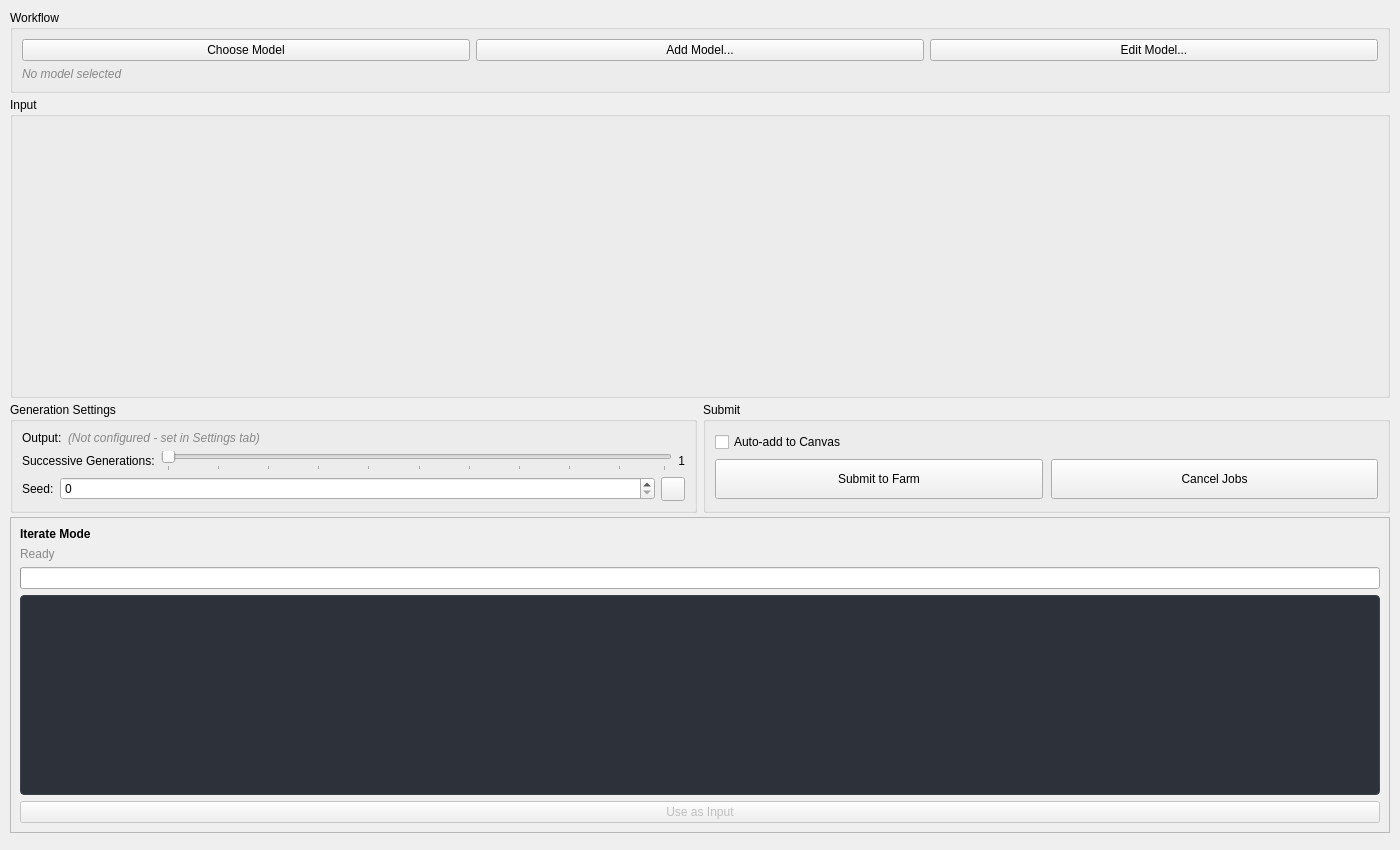
This is resources/ui/tabs/comfyui.ui in cpt-cabbage/luma_tools as Qt 5 draws it before an edit. The edited form follows.
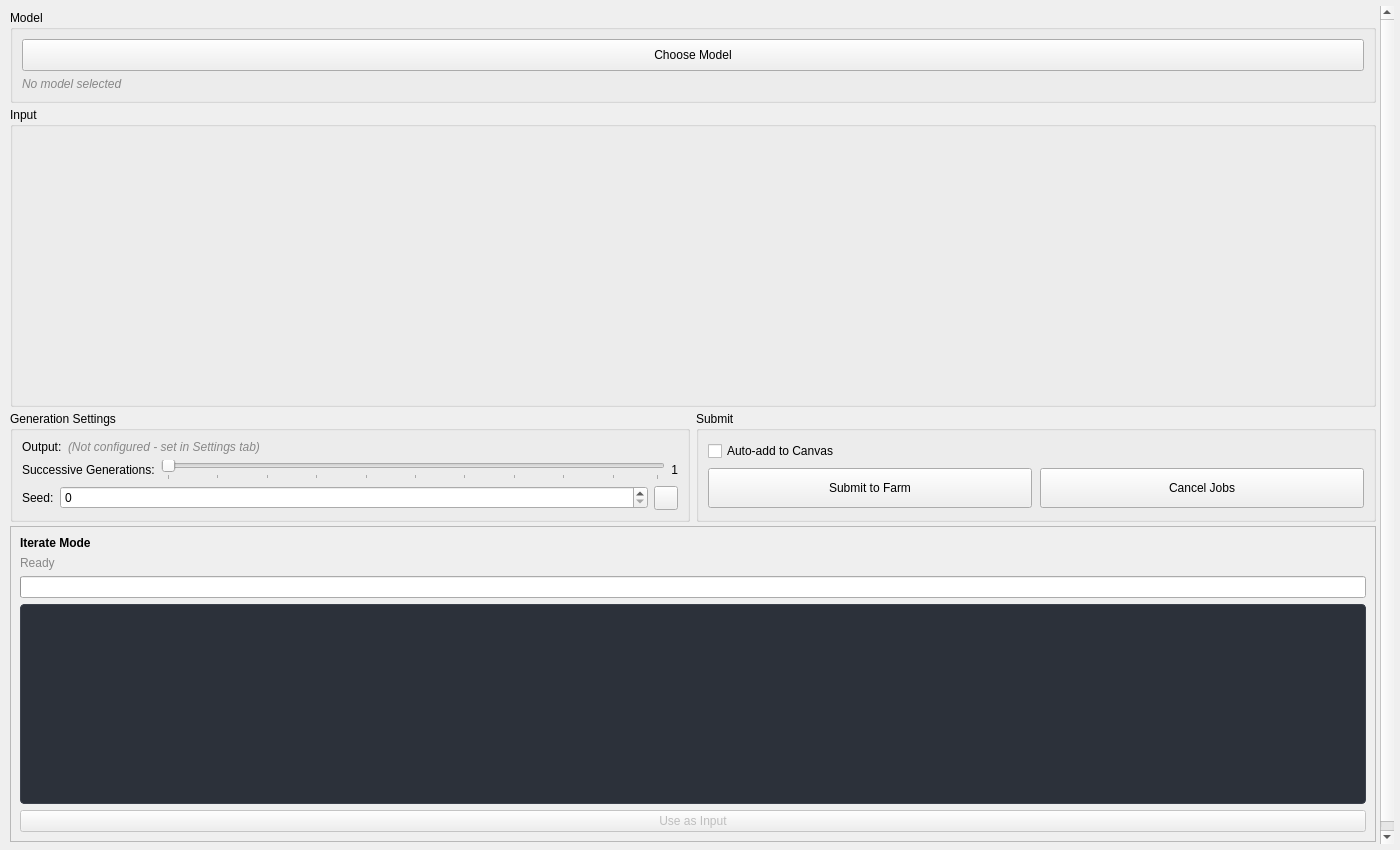
This is the edited form.

Commit message: ComfyUI Architecture - Move ComfyUI tab from monolithic files to python/ui/tabs/comfyui/ package - Split into specialized modules: tab.py, polling.py, state_manager.py,   ui_manager.py, preset_editor.py - Delete legacy files: comfyui_tab.py, comfyui_polling.py,   comfyui_state_manager.py, comfyui_ui_manager.py, comfyui_preset_editor.py,   comfyui_recent_outputs.py

```diff
--- a/resources/ui/tabs/comfyui.ui
+++ b/resources/ui/tabs/comfyui.ui
@@ -54,7 +54,7 @@
        <item>
         <widget class="QGroupBox" name="comfyuiWorkflowGroupBox">
          <property name="title">
-          <string>Workflow</string>
+          <string>Model</string>
          </property>
          <layout class="QVBoxLayout" name="comfyuiWorkflowLayout">
           <property name="spacing">
@@ -73,43 +73,17 @@
                 <verstretch>0</verstretch>
                </sizepolicy>
               </property>
+              <property name="minimumSize">
+               <size>
+                <width>0</width>
+                <height>32</height>
+               </size>
+              </property>
               <property name="text">
                <string>Choose Model</string>
               </property>
               <property name="toolTip">
-               <string>Select a workflow preset</string>
-              </property>
-             </widget>
-            </item>
-            <item>
-             <widget class="QPushButton" name="ComfyUIAddPreset">
-              <property name="sizePolicy">
-               <sizepolicy hsizetype="Expanding" vsizetype="Fixed">
-                <horstretch>1</horstretch>
-                <verstretch>0</verstretch>
-               </sizepolicy>
-              </property>
-              <property name="text">
-               <string>Add Model...</string>
-              </property>
-              <property name="toolTip">
-               <string>Add a new workflow preset</string>
-              </property>
-             </widget>
-            </item>
-            <item>
-             <widget class="QPushButton" name="ComfyUIEditPreset">
-              <property name="sizePolicy">
-               <sizepolicy hsizetype="Expanding" vsizetype="Fixed">
-                <horstretch>1</horstretch>
-                <verstretch>0</verstretch>
-               </sizepolicy>
-              </property>
-              <property name="text">
-               <string>Edit Model...</string>
-              </property>
-              <property name="toolTip">
-               <string>Edit the selected workflow preset</string>
+               <string>Click to browse and select a workflow model</string>
               </property>
              </widget>
             </item>
```
The commit also changes 24 other files.
